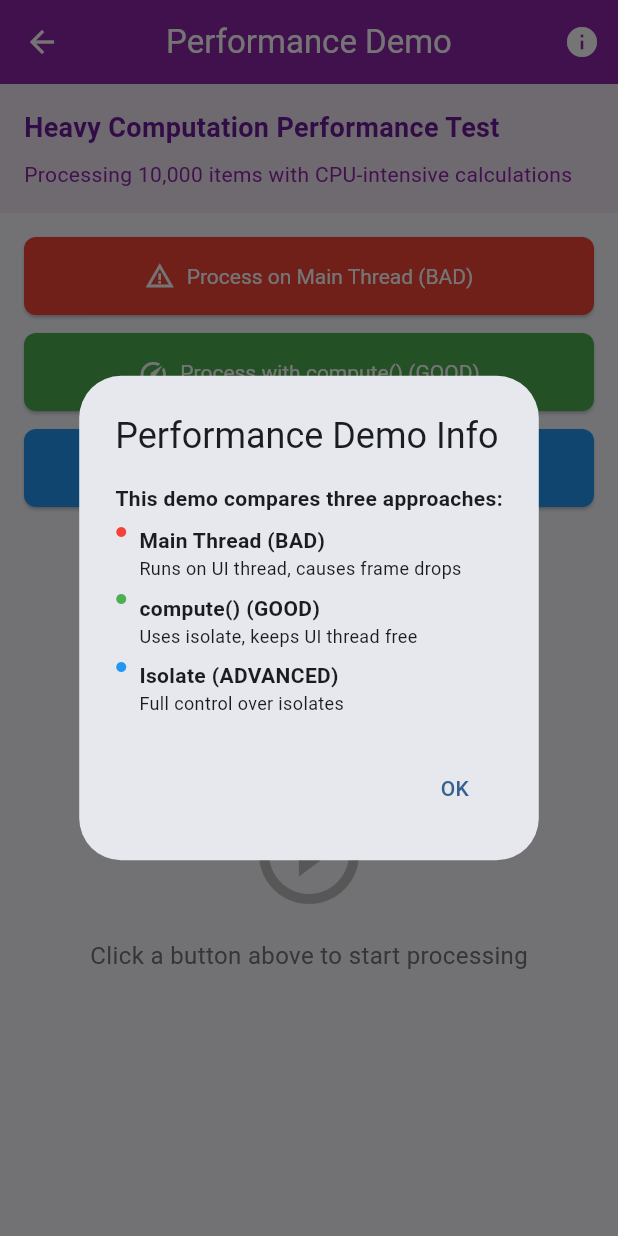
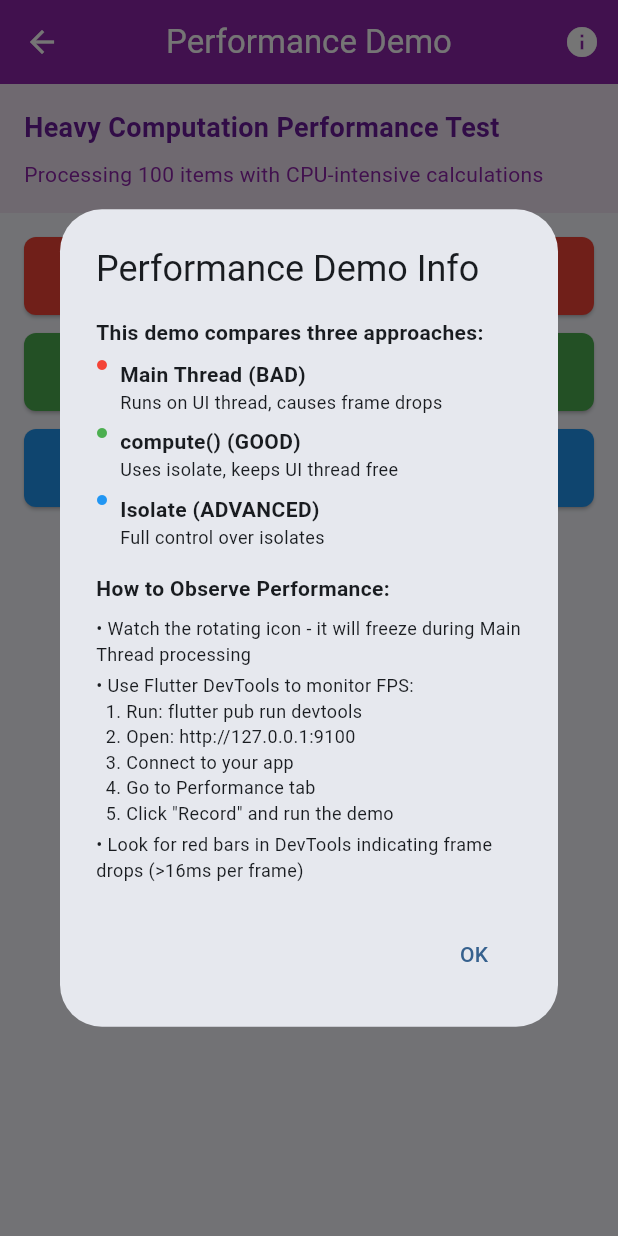
Before and after one commit to masrurimz/luar_sekolah_lms, a Flutter app: the PerformanceDemoPage screen opened by its route, after a tap on the "info" icon, on a phone screen of 412 x 824 dp. Run offline on Flutter 3.47's test engine with Material 3 defaults, Android fonts, the phone set to English and light mode, and no system bars; our stand-ins replace cloud_firestore, dio, firebase_auth, firebase_core, firebase_messaging, flutter_local_notifications and 3 more; accounts and stored records are empty; generated files the repository leaves out were written again.

Commit message:
perf: enhance performance demo page with better UI freezing visualization
- Reduced item count from 10,000 to 100 for more responsive demos
- Added rotating animation indicator to clearly show UI freezing during main thread processing
- Enhanced performance comparison between main thread, compute(), and isolate approaches
- Added instructions for monitoring performance with Flutter DevTools
- Made CPU-intensive calculations more complex to better demonstrate performance differences
- Improved UI messaging to guide users on observing performance issues

```diff
--- /dev/null
+++ b/devtools_options.yaml
@@ -0,0 +1,3 @@
+description: This file stores settings for Dart & Flutter DevTools.
+documentation: https://docs.flutter.dev/tools/devtools/extensions#configure-extension-enablement-states
+extensions:
--- a/lib/week11/presentation/pages/performance_demo_page.dart
+++ b/lib/week11/presentation/pages/performance_demo_page.dart
@@ -4,6 +4,8 @@ import 'dart:isolate';
 
 import 'package:flutter/foundation.dart';
 import 'package:flutter/material.dart';
+
+const iterations = 6;
 
 class PerformanceDemoPage extends StatefulWidget {
   const PerformanceDemoPage({super.key});
@@ -12,11 +14,33 @@ class PerformanceDemoPage extends StatefulWidget {
   State<PerformanceDemoPage> createState() => _PerformanceDemoPageState();
 }
 
-class _PerformanceDemoPageState extends State<PerformanceDemoPage> {
+class _PerformanceDemoPageState extends State<PerformanceDemoPage>
+    with SingleTickerProviderStateMixin {
   List<String> processedItems = [];
   bool isProcessing = false;
   String processTime = '';
   String currentMethod = '';
+  late AnimationController _animationController;
+  late Animation<double> _animation;
+
+  @override
+  void initState() {
+    super.initState();
+    _animationController = AnimationController(
+      duration: const Duration(seconds: 2),
+      vsync: this,
+    )..repeat();
+    _animation = Tween<double>(
+      begin: 0,
+      end: 360,
+    ).animate(_animationController);
+  }
+
+  @override
+  void dispose() {
+    _animationController.dispose();
+    super.dispose();
+  }
 
   @override
   Widget build(BuildContext context) {
@@ -53,11 +77,8 @@ class _PerformanceDemoPageState extends State<PerformanceDemoPage> {
                 ),
                 SizedBox(height: 8),
                 Text(
-                  'Processing 10,000 items with CPU-intensive calculations',
-                  style: TextStyle(
-                    fontSize: 14,
-                    color: Colors.purple[600],
-                  ),
+                  'Processing 100 items with CPU-intensive calculations',
+                  style: TextStyle(fontSize: 14, color: Colors.purple[600]),
                 ),
                 if (processTime.isNotEmpty) ...[
                   SizedBox(height: 8),
@@ -73,6 +94,40 @@ class _PerformanceDemoPageState extends State<PerformanceDemoPage> {
                         fontWeight: FontWeight.bold,
                         color: Colors.green[800],
                       ),
+                    ),
+                  ),
+                ],
+                // Add animation indicator
+                if (isProcessing) ...[
+                  SizedBox(height: 8),
+                  Container(
+                    padding: EdgeInsets.symmetric(horizontal: 12, vertical: 6),
+                    decoration: BoxDecoration(
+                      color: Colors.orange[100],
+                      borderRadius: BorderRadius.circular(4),
+                    ),
+                    child: Row(
+                      children: [
+                        RotationTransition(
+                          turns: _animation,
+                          child: Icon(
+                            Icons.android,
+                            color: Colors.orange[800],
+                            size: 16,
+                          ),
+                        ),
+                        SizedBox(width: 8),
+                        Expanded(
+                          child: Text(
+                            'UI Animation: Watch for freezing during Main Thread processing',
+                            style: TextStyle(
+                              fontSize: 12,
+                              fontWeight: FontWeight.bold,
+                              color: Colors.orange[800],
+                            ),
+                          ),
+                        ),
+                      ],
                     ),
                   ),
                 ],
@@ -121,13 +176,24 @@ class _PerformanceDemoPageState extends State<PerformanceDemoPage> {
                       children: [
                         CircularProgressIndicator(),
                         SizedBox(height: 16),
-                        Text('Processing 10,000 items...'),
+                        Text('Processing 100 items...'),
                         Text(
-                          'This may take a while',
+                          'This may take a while - Watch the animation above!',
                           style: TextStyle(
                             fontSize: 12,
                             color: Colors.grey[600],
                           ),
+                          textAlign: TextAlign.center,
+                        ),
+                        SizedBox(height: 8),
+                        Text(
+                          'Notice how the rotating icon freezes during processing',
+                          style: TextStyle(
+                            fontSize: 11,
+                            color: Colors.orange[700],
+                            fontStyle: FontStyle.italic,
+                          ),
+                          textAlign: TextAlign.center,
                         ),
                       ],
                     ),
@@ -215,12 +281,19 @@ class _PerformanceDemoPageState extends State<PerformanceDemoPage> {
     final stopwatch = Stopwatch()..start();
 
     // Heavy computation on main thread (BAD!)
-    for (int i = 1; i <= 10000; i++) {
+    // Reduce item count but keep computation intensive
+    for (int i = 1; i <= iterations; i++) {
       final result = cpuIntensiveTask(i);
       processedItems.add(result);
 
-      if (i % 100 == 0) {
+      // Update UI more frequently to show progress and make freezing more apparent
+      if (i % 5 == 0) {
         setState(() {}); // Update UI periodically
+      }
+
+      // Add small delay to make UI freezing more apparent
+      if (i % 25 == 0) {
+        await Future.delayed(Duration(milliseconds: 10));
       }
     }
 
@@ -244,7 +317,7 @@ class _PerformanceDemoPageState extends State<PerformanceDemoPage> {
     final stopwatch = Stopwatch()..start();
 
     try {
-      final results = await compute(_processDataInBackground, 10000);
+      final results = await compute(_processDataInBackground, 100);
 
       if (!context.mounted) return;
       setState(() {
@@ -257,9 +330,9 @@ class _PerformanceDemoPageState extends State<PerformanceDemoPage> {
       setState(() {
         isProcessing = false;
       });
-      ScaffoldMessenger.of(context).showSnackBar(
-        SnackBar(content: Text('Error: $e')),
-      );
+      ScaffoldMessenger.of(
+        context,
+      ).showSnackBar(SnackBar(content: Text('Error: $e')));
     }
   }
 
@@ -277,10 +350,7 @@ class _PerformanceDemoPageState extends State<PerformanceDemoPage> {
 
     try {
       final receivePort = ReceivePort();
-      await Isolate.spawn(
-        _processDataInIsolate,
-        receivePort.sendPort,
-      );
+      await Isolate.spawn(_processDataInIsolate, receivePort.sendPort);
 
       final results = await receivePort.first as List<String>;
 
@@ -298,21 +368,10 @@ class _PerformanceDemoPageState extends State<PerformanceDemoPage> {
       setState(() {
         isProcessing = false;
       });
-      ScaffoldMessenger.of(context).showSnackBar(
-        SnackBar(content: Text('Error: $e')),
-      );
+      ScaffoldMessenger.of(
+        context,
+      ).showSnackBar(SnackBar(content: Text('Error: $e')));
     }
-  }
-
-  String cpuIntensiveTask(int value) {
-    double result = value.toDouble();
-    for (int i = 0; i < 100; i++) {
-      result = sqrt(result);
-      result = result * result;
-      result = result + 1;
-      result = result - 1;
-    }
-    return 'Processed Item $value: ${result.toStringAsFixed(2)}';
   }
 
   void _showInfoDialog() {
@@ -346,6 +405,26 @@ class _PerformanceDemoPageState extends State<PerformanceDemoPage> {
               'Full control over isolates',
               Colors.blue,
             ),
+            SizedBox(height: 16),
+            Text(
+              'How to Observe Performance:',
+              style: TextStyle(fontWeight: FontWeight.bold),
+            ),
+            SizedBox(height: 8),
+            Text(
+              '• Watch the rotating icon - it will freeze during Main Thread processing',
+              style: TextStyle(fontSize: 12),
+            ),
+            SizedBox(height: 4),
+            Text(
+              '• Use Flutter DevTools to monitor FPS:\n  1. Run: flutter pub run devtools\n  2. Open: http://127.0.0.1:9100\n  3. Connect to your app\n  4. Go to Performance tab\n  5. Click "Record" and run the demo',
+              style: TextStyle(fontSize: 12),
+            ),
+            SizedBox(height: 4),
+            Text(
+              '• Look for red bars in DevTools indicating frame drops (>16ms per frame)',
+              style: TextStyle(fontSize: 12),
+            ),
           ],
         ),
         actions: [
@@ -368,14 +447,8 @@ class _PerformanceDemoPageState extends State<PerformanceDemoPage> {
           child: Column(
             crossAxisAlignment: CrossAxisAlignment.start,
             children: [
-              Text(
-                method,
-                style: TextStyle(fontWeight: FontWeight.bold),
-              ),
-              Text(
-                description,
-                style: TextStyle(fontSize: 12),
-              ),
+              Text(method, style: TextStyle(fontWeight: FontWeight.bold)),
+              Text(description, style: TextStyle(fontSize: 12)),
             ],
           ),
         ),
@@ -387,7 +460,8 @@ class _PerformanceDemoPageState extends State<PerformanceDemoPage> {
 // Background processing function for compute()
 List<String> _processDataInBackground(int count) {
   List<String> results = [];
-  for (int i = 1; i <= count; i++) {
+  // Match the same count as main thread processing
+  for (int i = 1; i <= iterations; i++) {
     final result = cpuIntensiveTask(i);
     results.add(result);
   }
@@ -397,7 +471,8 @@ List<String> _processDataInBackground(int count) {
 // Background processing function for isolate
 void _processDataInIsolate(SendPort sendPort) {
   List<String> results = [];
-  for (int i = 1; i <= 10000; i++) {
+  // Match the same count as main thread processing
+  for (int i = 1; i <= iterations; i++) {
     final result = cpuIntensiveTask(i);
     results.add(result);
   }
@@ -405,12 +480,71 @@ void _processDataInIsolate(SendPort sendPort) {
 }
 
 String cpuIntensiveTask(int value) {
-  double result = value.toDouble();
-  for (int i = 0; i < 100; i++) {
-    result = sqrt(result);
-    result = result * result;
-    result = result + 1;
-    result = result - 1;
+  // Create a more complex, non-optimizable computation
+  // Fibonacci-like recursive calculation that grows exponentially
+  double result = _expensiveRecursiveCalculation(
+    value % 25 + 15,
+  ); // Increase recursion depth
+
+  // Add more complex mathematical operations
+  for (int i = 0; i < 2000; i++) {
+    // Increase iterations
+    result = sqrt(result.abs()) * sin(result) + cos(result);
+    result = result * result * 0.001 + result * 0.1;
+    result = result + sqrt(result.abs() + 1.0);
+
+    // Matrix-like operations (simulated)
+    for (int j = 0; j < 20; j++) {
+      // Increase inner loop
+      result = result * 1.001 + sqrt(result.abs()) * 0.01;
+      result = result / (result.abs() + 0.0001);
+
+      // Add prime number checking simulation
+      if (j % 7 == 0) {
+        result = result + (_isPrime(j + 100) ? 1.61803 : 0.61803);
       }
+    }
+  }
+
   return 'Processed Item $value: ${result.toStringAsFixed(2)}';
 }
+
+// Expensive recursive calculation that can't be optimized
+double _expensiveRecursiveCalculation(int n) {
+  if (n <= 1) return 1.0;
+
+  // Create branching recursive calls that can't be optimized
+  double result = 0.0;
+  for (int i = 1; i <= 4; i++) {
+    // Increase branching
+    if (n - i >= 0) {
+      result += _expensiveRecursiveCalculation(n - i) * (i * 0.1);
+    }
+  }
+
+  // Add some irrational number calculations
+  result += sqrt(2.0) * 3.14159 * 2.71828;
+  result = result * 1.61803; // Golden ratio
+
+  // Add more complex operations
+  for (int i = 0; i < 100; i++) {
+    result = sqrt(result.abs()) + sin(result) * cos(result);
+    result = result * 1.0001 + result / (result.abs() + 0.001);
+  }
+
+  return result;
+}
+
+// Simulate prime number checking (expensive operation)
+bool _isPrime(int n) {
+  if (n <= 1) return false;
+  if (n <= 3) return true;
+  if (n % 2 == 0 || n % 3 == 0) return false;
+
+  for (int i = 5; i * i <= n; i += 6) {
+    if (n % i == 0 || n % (i + 2) == 0) {
+      return false;
+    }
+  }
+  return true;
+}
```
Lines whose indentation alone changed are shown as unchanged.
